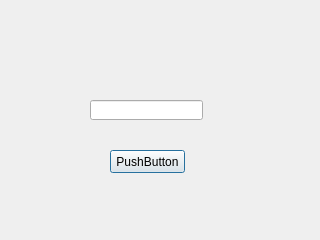
This is ClickBall/dialog.ui in WebsterBolek/ClickBall as Qt 5 draws it before an edit. The edited form follows.
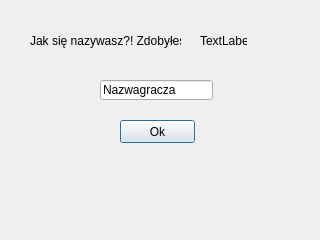
This is the edited form.

The edit to the form file:
```diff
--- a/ClickBall/dialog.ui
+++ b/ClickBall/dialog.ui
@@ -16,24 +16,53 @@
   <widget class="QLineEdit" name="lineEdit">
    <property name="geometry">
     <rect>
-     <x>90</x>
-     <y>100</y>
+     <x>100</x>
+     <y>80</y>
      <width>113</width>
      <height>20</height>
     </rect>
    </property>
+   <property name="text">
+    <string>Nazwagracza</string>
+   </property>
   </widget>
   <widget class="QPushButton" name="pushButton">
    <property name="geometry">
     <rect>
-     <x>110</x>
-     <y>150</y>
+     <x>120</x>
+     <y>120</y>
      <width>75</width>
      <height>23</height>
     </rect>
    </property>
    <property name="text">
-    <string>PushButton</string>
+    <string>Ok</string>
+   </property>
+  </widget>
+  <widget class="QLabel" name="label">
+   <property name="geometry">
+    <rect>
+     <x>30</x>
+     <y>20</y>
+     <width>151</width>
+     <height>41</height>
+    </rect>
+   </property>
+   <property name="text">
+    <string>Jak się nazywasz?! Zdobyłeś:</string>
+   </property>
+  </widget>
+  <widget class="QLabel" name="label_2">
+   <property name="geometry">
+    <rect>
+     <x>200</x>
+     <y>30</y>
+     <width>47</width>
+     <height>21</height>
+    </rect>
+   </property>
+   <property name="text">
+    <string>TextLabel</string>
    </property>
   </widget>
  </widget>
```
